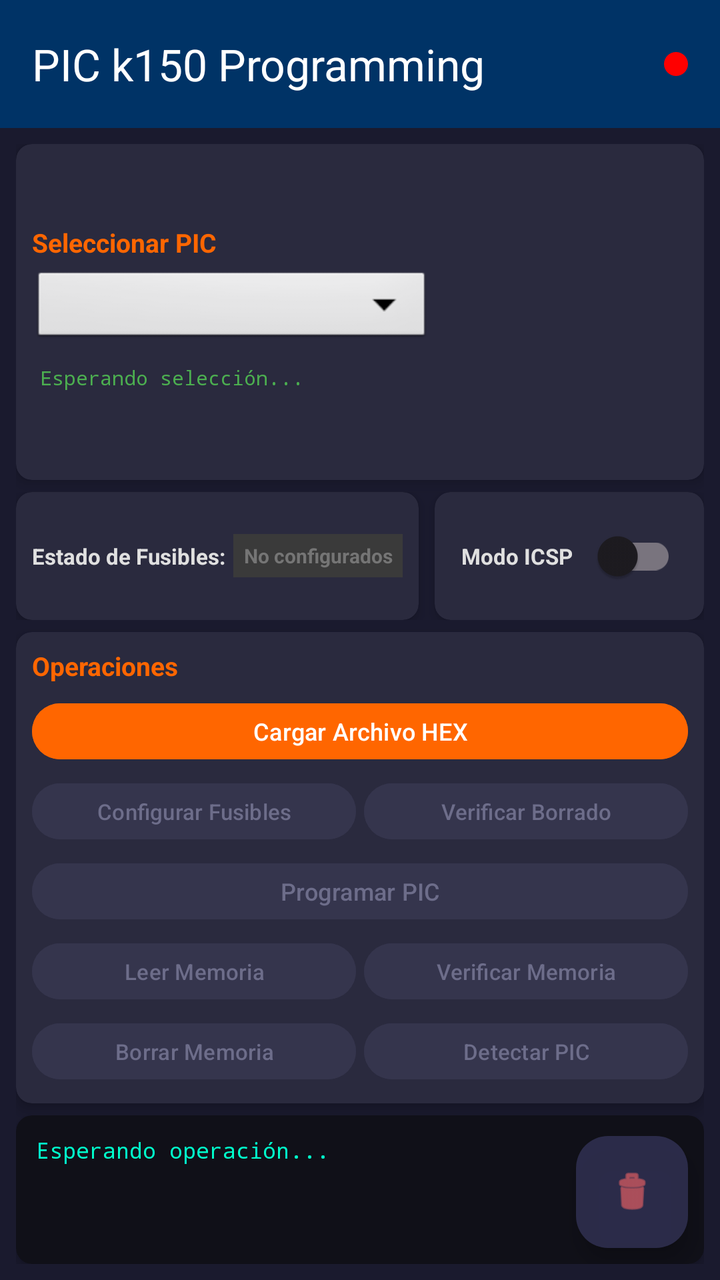
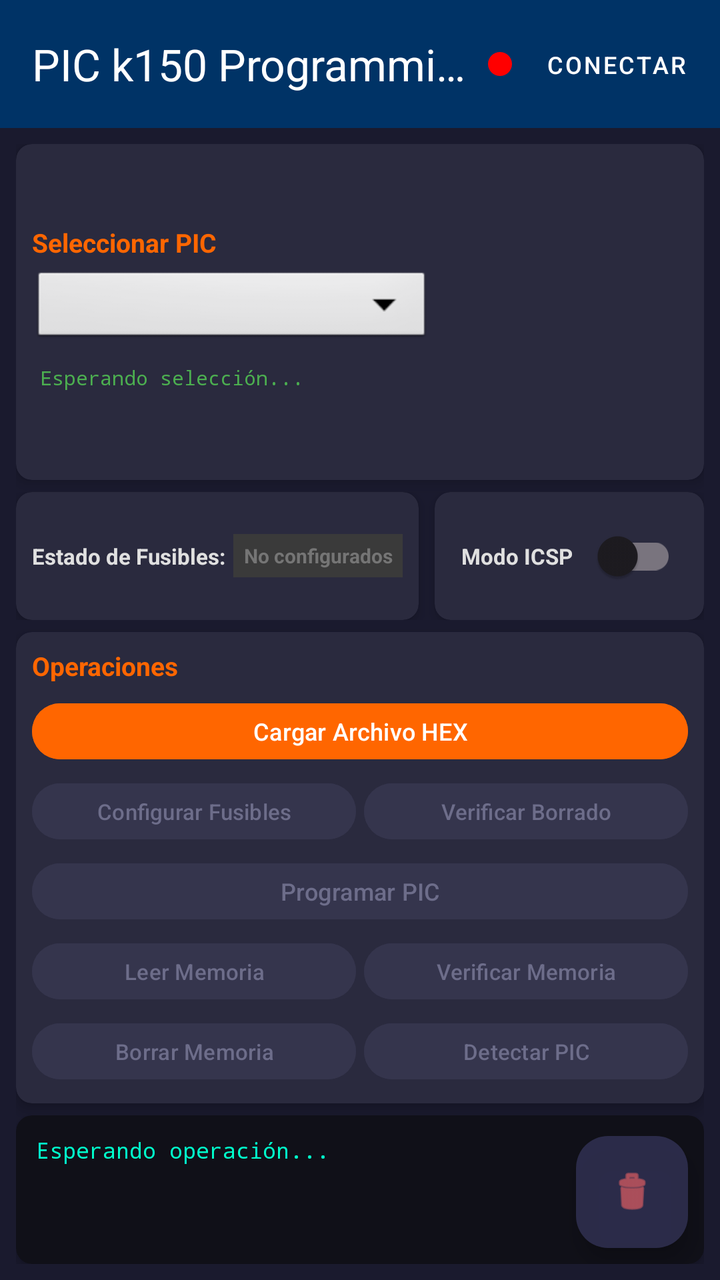

The first picture is an Android layout as it rendered before a commit; the second is the same layout after the commit. The layout source and the unified diff follow.
<!-- AndroidManifest.xml: application theme Theme.PICk150Programing -->
<!-- res/layout/activity_main.xml -->
<?xml version="1.0" encoding="utf-8"?>
<androidx.constraintlayout.widget.ConstraintLayout
    xmlns:android="http://schemas.android.com/apk/res/android"
    xmlns:app="http://schemas.android.com/apk/res-auto"
    xmlns:tools="http://schemas.android.com/tools"
    android:id="@+id/main"
    android:layout_width="match_parent"
    android:layout_height="match_parent"
    android:background="#1A1A2E"
    tools:context=".MainActivity">

    
    <com.google.android.material.appbar.AppBarLayout
        android:id="@+id/appBarLayout"
        android:layout_width="0dp"
        android:layout_height="wrap_content"
        android:elevation="8dp"
        app:layout_constraintEnd_toEndOf="parent"
        app:layout_constraintStart_toStartOf="parent"
        app:layout_constraintTop_toTopOf="parent">

        <androidx.appcompat.widget.Toolbar
            android:id="@+id/toolbar"
            android:layout_width="match_parent"
            android:layout_height="?attr/actionBarSize"
            android:background="#003366"
            android:elevation="8dp"
            app:titleTextColor="#FFFFFF"
            app:title="@string/app_name">

            <View
                android:id="@+id/connectionIndicator"
                android:layout_width="12dp"
                android:layout_height="12dp"
                android:layout_gravity="end"
                android:layout_marginEnd="16dp"
                android:background="@drawable/connection_indicator" />
        </androidx.appcompat.widget.Toolbar>
    </com.google.android.material.appbar.AppBarLayout>

    
    <LinearLayout
        android:id="@+id/mainContentLayout"
        android:layout_width="0dp"
        android:layout_height="0dp"
        android:orientation="vertical"
        android:padding="8dp"
        app:layout_constraintTop_toBottomOf="@+id/appBarLayout"
        app:layout_constraintBottom_toTopOf="@+id/bannerContainer"
        app:layout_constraintStart_toStartOf="parent"
        app:layout_constraintEnd_toEndOf="parent">

        
        <androidx.cardview.widget.CardView
            android:layout_width="match_parent"
            android:layout_height="wrap_content"
            android:layout_marginBottom="6dp"
            app:cardBackgroundColor="#2A2A3E"
            app:cardCornerRadius="8dp"
            app:cardElevation="4dp">

            <LinearLayout
                android:layout_width="match_parent"
                android:layout_height="wrap_content"
                android:orientation="horizontal"
                android:padding="8dp"
                android:baselineAligned="false"
                android:gravity="center_vertical">

                
                <LinearLayout
                    android:layout_width="0dp"
                    android:layout_height="wrap_content"
                    android:layout_weight="1"
                    android:orientation="vertical">

                    <TextView
                        android:layout_width="wrap_content"
                        android:layout_height="wrap_content"
                        android:layout_marginBottom="4dp"
                        android:text="@string/seleccionar_chip_pic"
                        android:textColor="#FF6600"
                        android:textSize="13sp"
                        android:textStyle="bold" />

                    <Spinner
                        android:id="@+id/chipSpinner"
                        android:layout_width="match_parent"
                        android:layout_height="40dp"
                        android:layout_marginBottom="4dp"
                        android:background="@android:drawable/btn_dropdown"
                        android:paddingStart="8dp"
                        android:paddingEnd="8dp"
                        android:spinnerMode="dropdown" />

                    <TextView
                        android:id="@+id/chipInfoTextView"
                        android:layout_width="match_parent"
                        android:layout_height="wrap_content"
                        android:fontFamily="monospace"
                        android:padding="4dp"
                        android:text="@string/esperando_seleccion"
                        android:textColor="#4CAF50"
                        android:textSize="10sp" />
                </LinearLayout>

                
                <ImageView
                    android:id="@+id/chipSocketImageView"
                    android:layout_width="120dp"
                    android:layout_height="144dp"
                    android:layout_marginStart="8dp"
                    android:layout_marginTop="4dp"
                    android:layout_marginBottom="4dp"
                    android:contentDescription="Socket Diagram"
                    android:scaleType="fitCenter"
                    android:visibility="visible" />
            </LinearLayout>
        </androidx.cardview.widget.CardView>

        
        <LinearLayout
            android:layout_width="match_parent"
            android:layout_height="wrap_content"
            android:orientation="horizontal"
            android:layout_marginBottom="6dp"
            android:gravity="center_vertical">

            
            <androidx.cardview.widget.CardView
                android:layout_width="0dp"
                android:layout_height="match_parent"
                android:layout_weight="1.2"
                android:layout_marginEnd="4dp"
                app:cardBackgroundColor="#2A2A3E"
                app:cardCornerRadius="8dp"
                app:cardElevation="4dp">

                <LinearLayout
                    android:layout_width="match_parent"
                    android:layout_height="match_parent"
                    android:orientation="horizontal"
                    android:padding="8dp"
                    android:gravity="center_vertical">

                    <TextView
                        android:layout_width="wrap_content"
                        android:layout_height="wrap_content"
                        android:text="@string/estado_fusibles"
                        android:textColor="#E0E0E0"
                        android:textSize="11sp"
                        android:textStyle="bold"
                        android:layout_marginEnd="4dp" />

                    <TextView
                        android:id="@+id/fuseStatusTextView"
                        android:layout_width="0dp"
                        android:layout_height="wrap_content"
                        android:layout_weight="1"
                        android:text="@string/fuses_no_configurados"
                        android:textColor="#757575"
                        android:textSize="10sp"
                        android:textStyle="bold"
                        android:gravity="center"
                        android:paddingStart="4dp"
                        android:paddingEnd="4dp"
                        android:paddingTop="4dp"
                        android:paddingBottom="4dp"
                        android:background="#3A3A3A"
                        android:ellipsize="end"
                        android:singleLine="true" />
                </LinearLayout>
            </androidx.cardview.widget.CardView>

            
            <androidx.cardview.widget.CardView
                android:layout_width="0dp"
                android:layout_height="match_parent"
                android:layout_weight="0.8"
                android:layout_marginStart="4dp"
                app:cardBackgroundColor="#2A2A3E"
                app:cardCornerRadius="8dp"
                app:cardElevation="4dp">

                <LinearLayout
                    android:layout_width="match_parent"
                    android:layout_height="match_parent"
                    android:orientation="horizontal"
                    android:padding="8dp"
                    android:gravity="center">

                    <TextView
                        android:layout_width="wrap_content"
                        android:layout_height="wrap_content"
                        android:text="@string/modo_icsp"
                        android:textColor="#E0E0E0"
                        android:textSize="11sp"
                        android:textStyle="bold"
                        android:layout_marginEnd="4dp" />

                    <androidx.appcompat.widget.SwitchCompat
                        android:id="@+id/swModeICSP"
                        android:layout_width="wrap_content"
                        android:layout_height="wrap_content"
                        android:thumbTint="#FFFFFF"
                        android:trackTint="#90EE90" />
                </LinearLayout>
            </androidx.cardview.widget.CardView>

        </LinearLayout>

        
        <androidx.cardview.widget.CardView
            android:layout_width="match_parent"
            android:layout_height="wrap_content"
            android:layout_marginBottom="6dp"
            app:cardBackgroundColor="#2A2A3E"
            app:cardCornerRadius="8dp"
            app:cardElevation="4dp">

            <LinearLayout
                android:layout_width="match_parent"
                android:layout_height="wrap_content"
                android:orientation="vertical"
                android:padding="8dp">

                <TextView
                    android:layout_width="wrap_content"
                    android:layout_height="wrap_content"
                    android:layout_marginBottom="6dp"
                    android:text="@string/operaciones"
                    android:textColor="#FF6600"
                    android:textSize="13sp"
                    android:textStyle="bold" />

                
                <Button
                    android:id="@+id/btnSelectHex"
                    android:layout_width="match_parent"
                    android:layout_height="36dp"
                    android:layout_marginBottom="4dp"
                    android:backgroundTint="#FF6600"
                    android:textAllCaps="false"
                    android:text="@string/cargar_archivo_hex"
                    android:textColor="#FFFFFF"
                    android:textSize="12sp"
                    android:paddingTop="0dp"
                    android:paddingBottom="0dp" />

                
                <LinearLayout
                    android:layout_width="match_parent"
                    android:layout_height="wrap_content"
                    android:layout_marginBottom="4dp"
                    android:orientation="horizontal">

                    <Button
                        android:id="@+id/btnConfigureFuses"
                        android:layout_width="0dp"
                        android:layout_height="36dp"
                        android:layout_marginEnd="2dp"
                        android:layout_weight="1"
                        android:backgroundTint="#35354D"
                        android:enabled="false"
                        android:textAllCaps="false"
                        android:text="@string/configurar_fusibles"
                        android:textColor="#6D6D8A"
                        android:textSize="11sp"
                        android:paddingTop="0dp"
                        android:paddingBottom="0dp" />

                    <Button
                        android:id="@+id/btnBlankCheck"
                        android:layout_width="0dp"
                        android:layout_height="36dp"
                        android:layout_marginStart="2dp"
                        android:layout_weight="1"
                        android:backgroundTint="#35354D"
                        android:enabled="false"
                        android:textAllCaps="false"
                        android:text="@string/verificar_borrado"
                        android:textColor="#6D6D8A"
                        android:textSize="11sp"
                        android:paddingTop="0dp"
                        android:paddingBottom="0dp" />
                </LinearLayout>

                
                <Button
                    android:id="@+id/btnProgramarPic"
                    android:layout_width="match_parent"
                    android:layout_height="36dp"
                    android:layout_marginBottom="4dp"
                    android:backgroundTint="#35354D"
                    android:enabled="false"
                    android:textAllCaps="false"
                    android:text="@string/programar_pic"
                    android:textColor="#6D6D8A"
                    android:textSize="12sp"
                    android:paddingTop="0dp"
                    android:paddingBottom="0dp" />

                
                <LinearLayout
                    android:layout_width="match_parent"
                    android:layout_height="wrap_content"
                    android:layout_marginBottom="4dp"
                    android:orientation="horizontal">

                    <Button
                        android:id="@+id/btnLeerMemoriaDeLPic"
                        android:layout_width="0dp"
                        android:layout_height="36dp"
                        android:layout_marginEnd="2dp"
                        android:layout_weight="1"
                        android:backgroundTint="#35354D"
                        android:enabled="false"
                        android:textAllCaps="false"
                        android:text="@string/leer_memoria"
                        android:textColor="#6D6D8A"
                        android:textSize="11sp"
                        android:paddingTop="0dp"
                        android:paddingBottom="0dp" />

                    <Button
                        android:id="@+id/btnVerificarMemoriaDelPic"
                        android:layout_width="0dp"
                        android:layout_height="36dp"
                        android:layout_marginStart="2dp"
                        android:layout_weight="1"
                        android:backgroundTint="#35354D"
                        android:enabled="false"
                        android:textAllCaps="false"
                        android:text="@string/verificar"
                        android:textColor="#6D6D8A"
                        android:textSize="11sp"
                        android:paddingTop="0dp"
                        android:paddingBottom="0dp" />
                </LinearLayout>

                
                <LinearLayout
                    android:layout_width="match_parent"
                    android:layout_height="wrap_content"
                    android:orientation="horizontal">

                    <Button
                        android:id="@+id/btnBorrarMemoriaDeLPic"
                        android:layout_width="0dp"
                        android:layout_height="36dp"
                        android:layout_marginEnd="2dp"
                        android:layout_weight="1"
                        android:backgroundTint="#35354D"
                        android:enabled="false"
                        android:textAllCaps="false"
                        android:text="@string/borrar_memoria"
                        android:textColor="#6D6D8A"
                        android:textSize="11sp"
                        android:paddingTop="0dp"
                        android:paddingBottom="0dp" />

                    <Button
                        android:id="@+id/btnDetectarPic"
                        android:layout_width="0dp"
                        android:layout_height="36dp"
                        android:layout_marginStart="2dp"
                        android:layout_weight="1"
                        android:backgroundTint="#35354D"
                        android:enabled="false"
                        android:textAllCaps="false"
                        android:text="@string/detectar_pic"
                        android:textColor="#6D6D8A"
                        android:textSize="11sp"
                        android:paddingTop="0dp"
                        android:paddingBottom="0dp" />
                </LinearLayout>
            </LinearLayout>
        </androidx.cardview.widget.CardView>

        
        <androidx.cardview.widget.CardView
            android:layout_width="match_parent"
            android:layout_height="0dp"
            android:layout_weight="1"
            app:cardBackgroundColor="#101018"
            app:cardCornerRadius="8dp"
            app:cardElevation="4dp">

            
            <FrameLayout
                android:layout_width="match_parent"
                android:layout_height="match_parent">

                
                <ScrollView
                    android:id="@+id/logScrollView"
                    android:layout_width="match_parent"
                    android:layout_height="match_parent"
                    android:fillViewport="true"
                    android:scrollbars="vertical">

                    <TextView
                        android:id="@+id/processStatusTextView"
                        android:layout_width="match_parent"
                        android:layout_height="wrap_content"
                        android:fontFamily="monospace"
                        android:gravity="start|top"
                        android:padding="10dp"
                        android:paddingBottom="48dp"
                        android:text="@string/esperando_operacion"
                        android:textColor="#00FFCC"
                        android:textSize="11sp" />
                </ScrollView>

                
                <com.google.android.material.floatingactionbutton.FloatingActionButton
                    android:id="@+id/btnLimpiarLog"
                    android:layout_width="wrap_content"
                    android:layout_height="wrap_content"
                    android:layout_gravity="bottom|end"
                    android:layout_margin="8dp"
                    android:contentDescription="Limpiar log"
                    app:srcCompat="@android:drawable/ic_menu_delete"
                    app:backgroundTint="#CC333355"
                    app:fabSize="mini"
                    app:tint="#FF6666" />

            </FrameLayout>
        </androidx.cardview.widget.CardView>

        
        <LinearLayout
            android:id="@+id/romDataContainer"
            android:layout_width="match_parent"
            android:layout_height="wrap_content"
            android:orientation="vertical"
            android:visibility="gone" />

        <LinearLayout
            android:id="@+id/eepromDataContainer"
            android:layout_width="match_parent"
            android:layout_height="wrap_content"
            android:orientation="vertical"
            android:visibility="gone" />

    </LinearLayout>

    
    <FrameLayout
        android:id="@+id/bannerContainer"
        android:layout_width="0dp"
        android:layout_height="wrap_content"
        app:layout_constraintBottom_toBottomOf="parent"
        app:layout_constraintEnd_toEndOf="parent"
        app:layout_constraintStart_toStartOf="parent" />

</androidx.constraintlayout.widget.ConstraintLayout>
<!-- resources referenced by this layout -->
<resources>
  <!-- drawable connection_indicator (drawable) -->
  <?xml version="1.0" encoding="utf-8"?>
  <shape xmlns:android="http://schemas.android.com/apk/res/android"
      android:shape="oval">
      <solid android:color="#FF0000" />
      <size android:width="12dp" android:height="12dp" />
  </shape>
  <string name="app_name">PIC k150 Programming</string>
  <string name="borrar_memoria">Borrar Memoria</string>
  <string name="cargar_archivo_hex">Cargar Archivo HEX</string>
  <string name="configurar_fusibles">Configurar Fusibles</string>
  <string name="detectar_pic">Detectar PIC</string>
  <string name="esperando_operacion">Esperando operación...</string>
  <string name="esperando_seleccion">Esperando selección...</string>
  <string name="estado_fusibles">Estado de Fusibles:</string>
  <string name="fuses_no_configurados">No configurados</string>
  <string name="leer_memoria">Leer Memoria</string>
  <string name="modo_icsp">Modo ICSP</string>
  <string name="operaciones">Operaciones</string>
  <string name="programar_pic">Programar PIC</string>
  <string name="seleccionar_chip_pic">Seleccionar PIC</string>
  <string name="verificar">Verificar Memoria</string>
  <string name="verificar_borrado">Verificar Borrado</string>
  <style name="Theme.PICk150Programing" parent="Base.Theme.PICk150Programing" />
  <style name="Base.Theme.PICk150Programing" parent="Theme.Material3.DayNight.NoActionBar">
          
          <item name="actionMenuTextColor">@color/white</item>
          <item name="android:textColorSecondary">@color/white</item>
          
          
          <item name="android:statusBarColor">@android:color/transparent</item>
          <item name="android:navigationBarColor">@android:color/transparent</item>
          <item name="android:windowLightStatusBar" tools:targetApi="m">true</item>
          <item name="android:windowLightNavigationBar" tools:targetApi="o_mr1">true</item>
      </style>
  <color name="white">#FFFFFFFF</color>
</resources>

<!-- the commit's change to res/layout/activity_main.xml (unified diff, before → after) -->
@@ -28,13 +28,31 @@
             app:titleTextColor="#FFFFFF"
             app:title="@string/app_name">
 
-            <View
-                android:id="@+id/connectionIndicator"
-                android:layout_width="12dp"
-                android:layout_height="12dp"
+            <LinearLayout
+                android:layout_width="wrap_content"
+                android:layout_height="wrap_content"
                 android:layout_gravity="end"
-                android:layout_marginEnd="16dp"
-                android:background="@drawable/connection_indicator" />
+                android:gravity="center_vertical"
+                android:orientation="horizontal"
+                android:layout_marginEnd="8dp">
+
+                <View
+                    android:id="@+id/connectionIndicator"
+                    android:layout_width="12dp"
+                    android:layout_height="12dp"
+                    android:layout_marginEnd="8dp"
+                    android:background="@drawable/connection_indicator" />
+
+                <com.google.android.material.button.MaterialButton
+                    android:id="@+id/btnConnectUsb"
+                    style="@style/Widget.MaterialComponents.Button.TextButton"
+                    android:layout_width="wrap_content"
+                    android:layout_height="36dp"
+                    android:paddingHorizontal="8dp"
+                    android:text="Conectar"
+                    android:textColor="#FFFFFF"
+                    android:textSize="12sp" />
+            </LinearLayout>
         </androidx.appcompat.widget.Toolbar>
     </com.google.android.material.appbar.AppBarLayout>
 
